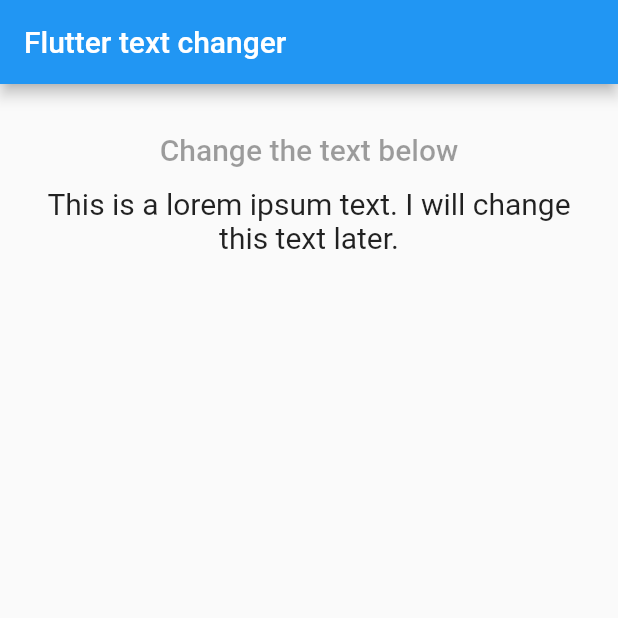
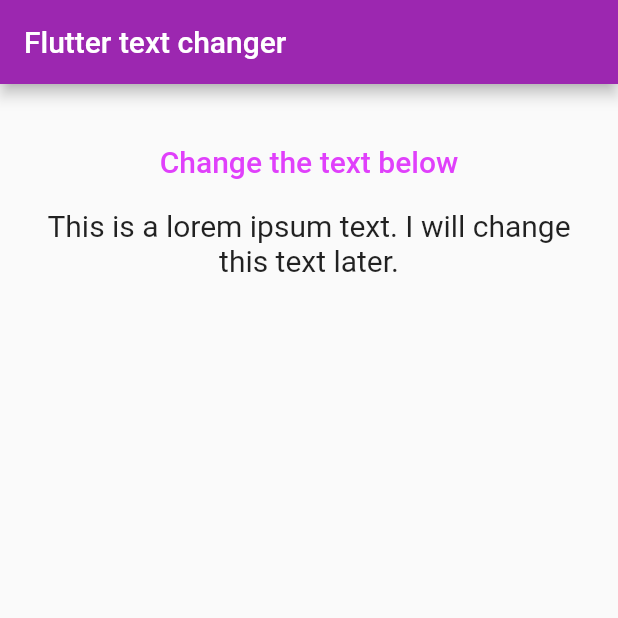
Before and after one commit to Charizard17/flutter_widget_test_repo, a Flutter app: the screen it shows after launch, on a phone screen of 412 x 824 dp, the top half of it. Run offline on Flutter 3.47's test engine with Material 2 defaults, Android fonts, the phone set to English and light mode, and no system bars.

Commit message:
text file renamed as mytext. seperate text_control and mytext. pass state and function from parent to child widget

```diff
--- a/lib/main.dart
+++ b/lib/main.dart
@@ -6,6 +6,7 @@
 import 'package:flutter/material.dart';
 
 import './text_control.dart';
+import './mytext.dart';
 
 void main() => runApp(MyApp());
 
@@ -16,14 +17,15 @@ class MyApp extends StatefulWidget {
 
 class _MyAppState extends State<MyApp> {
   int initialIndex = 0;
-  void changeText() {
+
+  void _changeText() {
     setState(() {
       ++initialIndex;
     });
     print('button pressed');
   }
 
-  String get showingText {
+  String get _showingText {
     String textttt = initialIndex % 2 == 0
         ? "This is a lorem ipsum text. I will change this text later."
         : "This is the changed text!";
@@ -37,6 +39,7 @@ class _MyAppState extends State<MyApp> {
       title: 'Test Title',
       home: Scaffold(
         appBar: AppBar(
+          backgroundColor: Colors.purple,
           title: Text('Flutter text changer'),
         ),
         body: SizedBox(
@@ -45,11 +48,11 @@ class _MyAppState extends State<MyApp> {
             padding: const EdgeInsets.all(20.0),
             child: Column(
               children: [
-                TextControl(),
-                Text(
-                  showingText,
-                  style: TextStyle(fontSize: 20),
-                  textAlign: TextAlign.center,
+                TextControl(
+                  changeText: _changeText,
+                ),
+                MyText(
+                  showingText: _showingText,
                 ),
               ],
             ),
--- /dev/null
+++ b/lib/mytext.dart
@@ -0,0 +1,18 @@
+import 'package:flutter/material.dart';
+
+class MyText extends StatelessWidget {
+  final String showingText;
+
+  MyText({@required this.showingText});
+
+  @override
+  Widget build(BuildContext context) {
+    return Container(
+      child: Text(
+        showingText,
+        style: TextStyle(fontSize: 20),
+        textAlign: TextAlign.center,
+      ),
+    );
+  }
+}
--- a/lib/text.dart
+++ /dev/null
@@ -1,17 +0,0 @@
-import 'package:flutter/material.dart';
-
-
-class Text extends StatefulWidget {
-
-  @override
-  _TextState createState() => _TextState();
-}
-
-class _TextState extends State<Text> {
-  @override
-  Widget build(BuildContext context) {
-    return Container(
-
-    );
-  }
-}
--- a/lib/text_control.dart
+++ b/lib/text_control.dart
@@ -1,10 +1,20 @@
 import 'package:flutter/material.dart';
 
 class TextControl extends StatelessWidget {
+  final Function changeText;
+
+  TextControl({
+    @required this.changeText,
+  });
+
   @override
   Widget build(BuildContext context) {
     return TextButton(
-      onPressed: null,
+      style: TextButton.styleFrom(
+        primary: Colors.purpleAccent,
+        padding: const EdgeInsets.all(20),
+      ),
+      onPressed: changeText,
       child: Text(
         'Change the text below',
         style: TextStyle(
```
